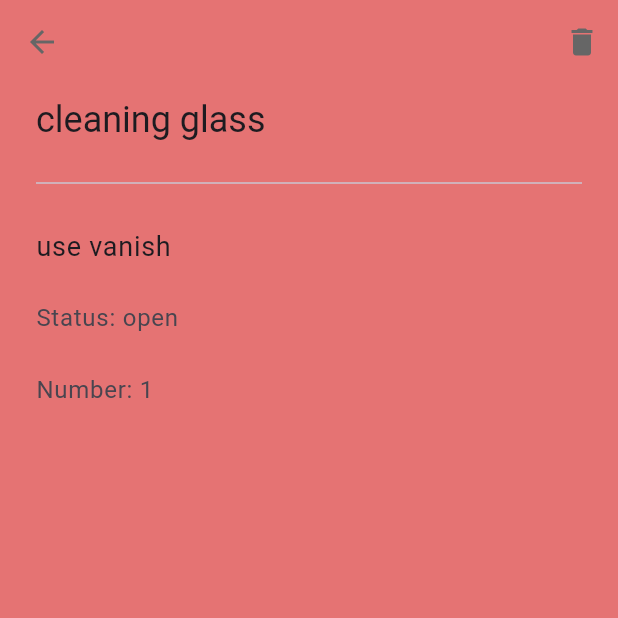
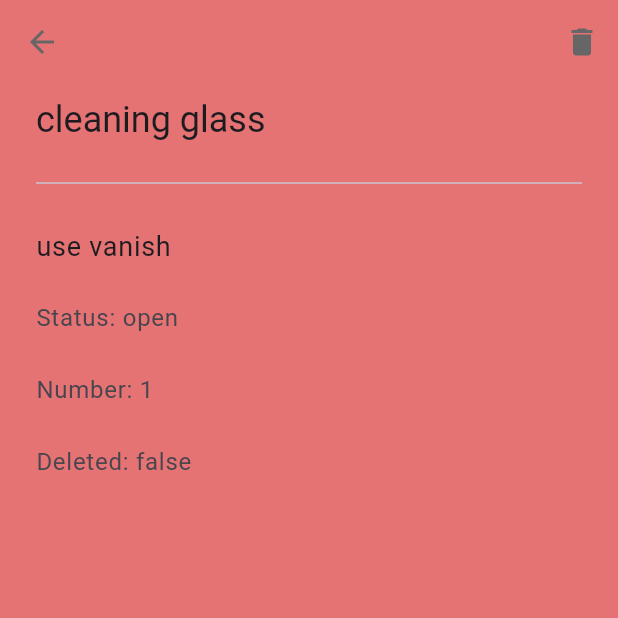
Before and after one commit to LuisBarretto11/Projeto-Dispositivos-Moveis, a Flutter app: the screen it shows after launch, after a tap on "cleaning glass", on a phone screen of 412 x 824 dp, the top half of it. Run offline on Flutter 3.47's test engine with Material 3 defaults, Android fonts, the phone set to English and light mode, and no system bars.

Commit message:
feat: add restore work order

```diff
--- a/lib/page/work_order_details_page.dart
+++ b/lib/page/work_order_details_page.dart
@@ -63,10 +63,14 @@ class WorkOrderDetailsPage extends StatelessWidget {
                   actions: [
                     IconButton(
                       onPressed: () {
-                        context.read<WorkOrderRepository>().deleteWorkOrder(workOrder);
+                        if (workOrder.deleted) {
+                          context.read<WorkOrderRepository>().restoreWorkOrder(workOrder);
+                        } else {
+                          context.read<WorkOrderRepository>().deleteWorkOrder(workOrder);
+                        }
                         Navigator.of(context).pop();
                       },
-                      icon: const Icon(Icons.delete),
+                      icon: Icon(!workOrder.deleted ? Icons.delete : Icons.restore),
                     ),
                   ],
                 ),
@@ -117,6 +121,16 @@ class WorkOrderDetailsPage extends StatelessWidget {
                     decoration: InputDecoration(
                       border: InputBorder.none,
                       hintText: 'Number: ${workOrder.number.toString()}',
+                    ),
+                  )
+                ),
+                Padding(
+                  padding: const EdgeInsets.symmetric(horizontal: 24.0),
+                  child: TextField(
+                    readOnly: true,
+                    decoration: InputDecoration(
+                      border: InputBorder.none,
+                      hintText: 'Deleted: ${workOrder.deleted}',
                     ),
                   )
                 ),
```
Also changed, not shown: lib/repositories/work_order_repository.dart (+22 -0 lines).
